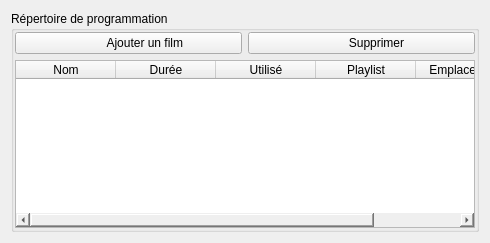
cinemaouvert/OPP, file src/binwidget.ui: the form before one commit.
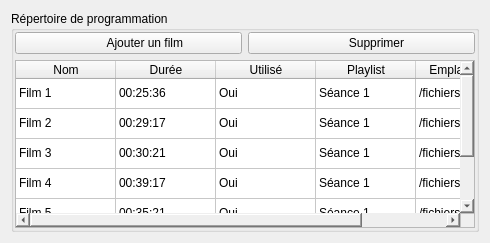
The form after the commit. Icons and pictures are not drawn.

Patch:
```diff
--- a/src/binwidget.ui
+++ b/src/binwidget.ui
@@ -72,6 +72,36 @@
         <attribute name="verticalHeaderVisible">
          <bool>false</bool>
         </attribute>
+        <row>
+         <property name="text">
+          <string>Nouvelle ligne</string>
+         </property>
+        </row>
+        <row>
+         <property name="text">
+          <string>Nouvelle ligne</string>
+         </property>
+        </row>
+        <row>
+         <property name="text">
+          <string>Nouvelle ligne</string>
+         </property>
+        </row>
+        <row>
+         <property name="text">
+          <string>Nouvelle ligne</string>
+         </property>
+        </row>
+        <row>
+         <property name="text">
+          <string>Nouvelle ligne</string>
+         </property>
+        </row>
+        <row>
+         <property name="text">
+          <string>Nouvelle ligne</string>
+         </property>
+        </row>
         <column>
          <property name="text">
           <string>Nom</string>
@@ -97,6 +127,156 @@
           <string>Emplacement</string>
          </property>
         </column>
+        <item row="0" column="0">
+         <property name="text">
+          <string>Film 1</string>
+         </property>
+        </item>
+        <item row="0" column="1">
+         <property name="text">
+          <string>00:25:36</string>
+         </property>
+        </item>
+        <item row="0" column="2">
+         <property name="text">
+          <string>Oui</string>
+         </property>
+        </item>
+        <item row="0" column="3">
+         <property name="text">
+          <string>Séance 1</string>
+         </property>
+        </item>
+        <item row="0" column="4">
+         <property name="text">
+          <string>/fichiers/ff</string>
+         </property>
+        </item>
+        <item row="1" column="0">
+         <property name="text">
+          <string>Film 2</string>
+         </property>
+        </item>
+        <item row="1" column="1">
+         <property name="text">
+          <string>00:29:17</string>
+         </property>
+        </item>
+        <item row="1" column="2">
+         <property name="text">
+          <string>Oui</string>
+         </property>
+        </item>
+        <item row="1" column="3">
+         <property name="text">
+          <string>Séance 1</string>
+         </property>
+        </item>
+        <item row="1" column="4">
+         <property name="text">
+          <string>/fichiers/ff</string>
+         </property>
+        </item>
+        <item row="2" column="0">
+         <property name="text">
+          <string>Film 3</string>
+         </property>
+        </item>
+        <item row="2" column="1">
+         <property name="text">
+          <string>00:30:21</string>
+         </property>
+        </item>
+        <item row="2" column="2">
+         <property name="text">
+          <string>Oui</string>
+         </property>
+        </item>
+        <item row="2" column="3">
+         <property name="text">
+          <string>Séance 1</string>
+         </property>
+        </item>
+        <item row="2" column="4">
+         <property name="text">
+          <string>/fichiers/ff</string>
+         </property>
+        </item>
+        <item row="3" column="0">
+         <property name="text">
+          <string>Film 4</string>
+         </property>
+        </item>
+        <item row="3" column="1">
+         <property name="text">
+          <string>00:39:17</string>
+         </property>
+        </item>
+        <item row="3" column="2">
+         <property name="text">
+          <string>Oui</string>
+         </property>
+        </item>
+        <item row="3" column="3">
+         <property name="text">
+          <string>Séance 1</string>
+         </property>
+        </item>
+        <item row="3" column="4">
+         <property name="text">
+          <string>/fichiers/ff</string>
+         </property>
+        </item>
+        <item row="4" column="0">
+         <property name="text">
+          <string>Film 5</string>
+         </property>
+        </item>
+        <item row="4" column="1">
+         <property name="text">
+          <string>00:35:21</string>
+         </property>
+        </item>
+        <item row="4" column="2">
+         <property name="text">
+          <string>Oui</string>
+         </property>
+        </item>
+        <item row="4" column="3">
+         <property name="text">
+          <string>Séance 1</string>
+         </property>
+        </item>
+        <item row="4" column="4">
+         <property name="text">
+          <string>/fichiers/ff</string>
+         </property>
+        </item>
+        <item row="5" column="0">
+         <property name="text">
+          <string>Film 6</string>
+         </property>
+        </item>
+        <item row="5" column="1">
+         <property name="text">
+          <string>00:41:28</string>
+         </property>
+        </item>
+        <item row="5" column="2">
+         <property name="text">
+          <string>Oui</string>
+         </property>
+        </item>
+        <item row="5" column="3">
+         <property name="text">
+          <string>Séance 1</string>
+         </property>
+        </item>
+        <item row="5" column="4">
+         <property name="text">
+          <string>/fichiers/ff</string>
+         </property>
+        </item>
        </widget>
       </item>
      </layout>
```
